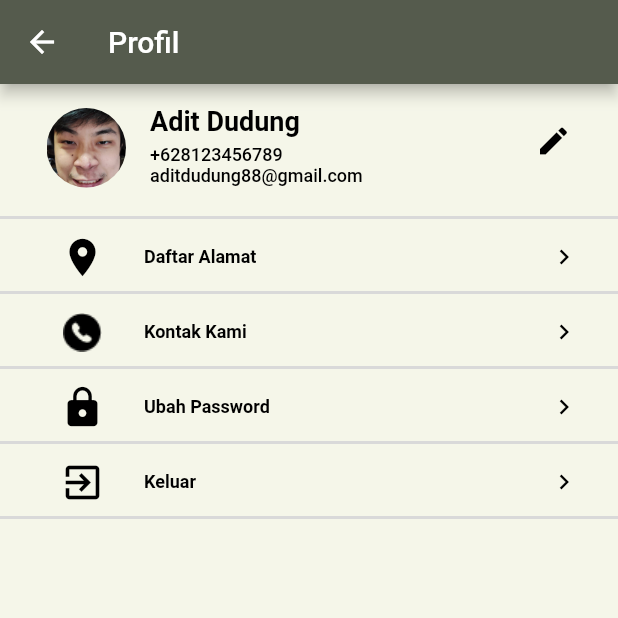
After one commit to finnchristoffer/JemputAh-App, a Flutter app: the ProfilScreen screen opened directly, on a phone screen of 412 x 824 dp, the top half of it. The commit adds this screen. Run offline on Flutter 3.47's test engine with Material 2 defaults, Android fonts, the phone set to English and light mode, and no system bars; our stand-ins replace carousel_slider; Roboto replaces fonts that are missing (Poppins).

Commit message:
Profil Page

```diff
--- a/lib/constants/color.dart
+++ b/lib/constants/color.dart
@@ -10,4 +10,5 @@ class AppColors {
   static Color buttonBackground = const Color.fromRGBO(62, 75, 42, 1);
   static Color jadwalCardBackground = const Color.fromRGBO(178, 186, 159, 0.5);
   static Color secondaryBorder = const Color.fromRGBO(178, 186, 159, 1);
+  static Color separatorLine = const Color.fromRGBO(217, 217, 217, 1);
 }
--- a/lib/constants/icons.dart
+++ b/lib/constants/icons.dart
@@ -16,3 +16,4 @@ const iconPlastik = '$_pathIcon/icon_plastik.png';
 const iconKarton = '$_pathIcon/icon_karton.png';
 const iconKaca = '$_pathIcon/icon_kaca.png';
 const iconKaleng = '$_pathIcon/icon_kaleng.png';
+const iconTelpon = '$_pathIcon/iconTelepon.png';
--- a/lib/screens/base_screen.dart
+++ b/lib/screens/base_screen.dart
@@ -5,6 +5,7 @@ import 'package:jemputah_app/constants/size.dart';
 import 'package:jemputah_app/screens/featured_screen.dart';
 import 'package:jemputah_app/screens/home_screen.dart';
 import 'package:jemputah_app/screens/pesanan_screen.dart';
+import 'package:jemputah_app/screens/profile_screen.dart';
 
 class BaseScreen extends StatefulWidget {
   const BaseScreen({Key? key}) : super(key: key);
@@ -20,7 +21,7 @@ class _BaseScreenState extends State<BaseScreen> {
     HomeScreen(),
     Pesanan(),
     FeaturedScreen(),
-    FeaturedScreen(),
+    ProfilScreen(),
   ];
   @override
   Widget build(BuildContext context) {
--- a/lib/screens/home_screen.dart
+++ b/lib/screens/home_screen.dart
@@ -325,11 +325,6 @@ class _JadwalJemput extends StatelessWidget {
 
   final List<String> entries = <String>['A', 'B', 'C'];
 
-  List<String> tglPenjemputan = [
-    "Jumat, 23 September 2022",
-    "Sabtu, 24 September 2022",
-  ];
-
   @override
   Widget build(BuildContext context) {
     return Column(
@@ -417,11 +412,11 @@ class _JadwalJemput extends StatelessWidget {
                         fit: BoxFit.fill,
                       ),
                     ),
-                    trailing: Padding(
+                    trailing: const Padding(
                       padding: EdgeInsets.only(
                         bottom: 5,
                       ),
-                      child: const Icon(
+                      child: Icon(
                         Icons.navigate_next,
                         size: 60,
                       ),
--- /dev/null
+++ b/lib/screens/profile_screen.dart
@@ -0,0 +1,202 @@
+import 'package:flutter/material.dart';
+import 'package:jemputah_app/constants/color.dart';
+import 'package:jemputah_app/constants/icons.dart';
+import 'package:jemputah_app/constants/image.dart';
+
+class ProfilScreen extends StatefulWidget {
+  const ProfilScreen({Key? key}) : super(key: key);
+
+  @override
+  State<ProfilScreen> createState() => _ProfilScreenState();
+}
+
+class _ProfileCard extends StatelessWidget {
+  final String name;
+  final Widget icon;
+
+  const _ProfileCard(this.name, this.icon);
+
+  @override
+  Widget build(BuildContext context) {
+    return Container(
+      height: 50,
+      padding: const EdgeInsets.only(
+        //top: 12,
+        bottom: 12,
+        left: 24,
+        right: 10,
+      ),
+      decoration: BoxDecoration(
+        border: Border(
+          bottom: BorderSide(
+            color: AppColors.separatorLine,
+            width: 2,
+          ),
+        ),
+      ),
+      child: ListTile(
+        leading: Padding(
+          padding: const EdgeInsets.only(
+            bottom: 5,
+          ),
+          child: icon,
+        ),
+        title: Padding(
+          padding: const EdgeInsets.only(
+            bottom: 5,
+          ),
+          child: Text(
+            name,
+            style: TextStyle(
+              fontWeight: FontWeight.bold,
+              color: AppColors.black,
+              fontSize: 12,
+            ),
+          ),
+        ),
+        trailing: Padding(
+          padding: const EdgeInsets.only(
+            bottom: 5,
+          ),
+          child: Icon(
+            Icons.navigate_next,
+            size: 20,
+            color: AppColors.black,
+          ),
+        ),
+        onTap: null,
+      ),
+    );
+  }
+}
+
+class _ProfilScreenState extends State<ProfilScreen> {
+  var username = "Adit Dudung";
+  var phoneNum = "+628123456789";
+  var email = "aditdudung88@gmail.com";
+
+  @override
+  Widget build(BuildContext context) {
+    return Scaffold(
+      backgroundColor: AppColors.backgroundGreen,
+      appBar: AppBar(
+        title: const Text(
+          "Profil",
+        ),
+        backgroundColor: AppColors.mainGreen,
+      ),
+      body: ListView(
+        children: [
+          Container(
+            height: 90,
+            padding: const EdgeInsets.symmetric(
+              //vertical: 10,
+              horizontal: 15,
+            ),
+            decoration: BoxDecoration(
+              border: Border(
+                bottom: BorderSide(
+                  color: AppColors.separatorLine,
+                  width: 2,
+                ),
+              ),
+            ),
+            child: ListTile(
+              leading: Container(
+                padding: const EdgeInsets.only(
+                  bottom: 5,
+                ),
+                width: 53,
+                height: 53,
+                decoration: const BoxDecoration(
+                  shape: BoxShape.circle,
+                  image: DecorationImage(
+                    fit: BoxFit.cover,
+                    image: AssetImage(
+                      profilePicture,
+                    ),
+                  ),
+                ),
+              ),
+              title: Padding(
+                padding: const EdgeInsets.only(
+                  top: 10,
+                  bottom: 5,
+                ),
+                child: Text(
+                  username,
+                  style: TextStyle(
+                    fontWeight: FontWeight.bold,
+                    color: AppColors.black,
+                    fontSize: 18,
+                  ),
+                ),
+              ),
+              subtitle: Column(
+                mainAxisAlignment: MainAxisAlignment.start,
+                crossAxisAlignment: CrossAxisAlignment.start,
+                children: [
+                  Text(
+                    phoneNum,
+                    style: TextStyle(
+                      color: AppColors.black,
+                      fontSize: 12,
+                    ),
+                  ),
+                  Text(
+                    email,
+                    style: TextStyle(
+                      color: AppColors.black,
+                      fontSize: 12,
+                    ),
+                  ),
+                ],
+              ),
+              trailing: Padding(
+                padding: const EdgeInsets.only(
+                  top: 10,
+                ),
+                child: Icon(
+                  Icons.edit,
+                  size: 24,
+                  color: AppColors.black,
+                ),
+              ),
+            ),
+          ),
+          _ProfileCard(
+            "Daftar Alamat",
+            Icon(
+              Icons.location_on,
+              size: 30,
+              color: AppColors.black,
+            ),
+          ),
+          _ProfileCard(
+            "Kontak Kami",
+            Image.asset(
+              iconTelpon,
+              width: 30,
+              height: 30,
+            ),
+          ),
+          _ProfileCard(
+            "Ubah Password",
+            Icon(
+              Icons.lock,
+              size: 30,
+              color: AppColors.black,
+            ),
+          ),
+          _ProfileCard(
+              "Keluar",
+              Icon(
+                Icons.exit_to_app,
+                size: 30,
+                color: AppColors.black,
+              ))
+        ],
+      ),
+    );
+  }
+}
```
Also changed, not shown: assets/icons/iconTelepon.png (added).
